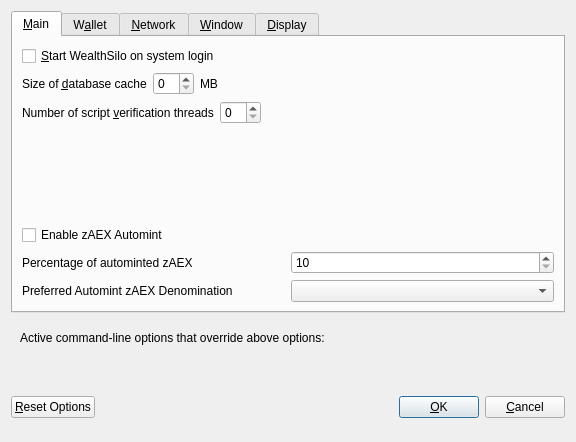
The window that src/qt/forms/optionsdialog.ui (wealth-coin/AeriumX) describes before a commit, drawn with Qt 5.
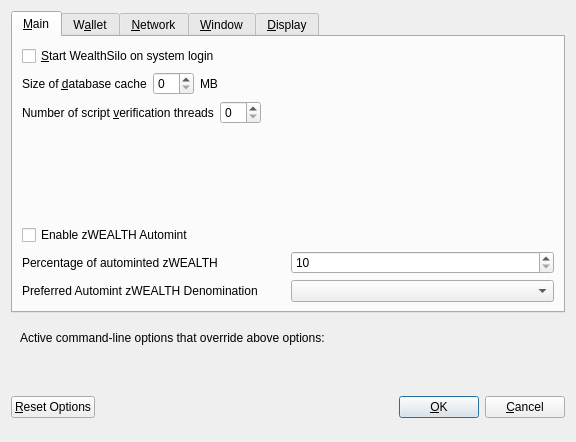
The same window after the commit. Custom widgets are drawn as their Qt base class.

```diff
--- a/src/qt/forms/optionsdialog.ui
+++ b/src/qt/forms/optionsdialog.ui
@@ -139,7 +139,7 @@
           <enum>Qt::LeftToRight</enum>
          </property>
          <property name="text">
-          <string>Enable zAEX Automint</string>
+          <string>Enable zWEALTH Automint</string>
          </property>
         </widget>
        </item>
@@ -151,7 +151,7 @@
             <string>Percentage of incoming AEX which get automatically converted to zAEX via Zerocoin Protocol (min: 10%)</string>
            </property>
            <property name="text">
-            <string>Percentage of autominted zAEX</string>
+            <string>Percentage of autominted zWEALTH</string>
            </property>
           </widget>
          </item>
@@ -184,7 +184,7 @@
             <string>Wait with automatic conversion to Zerocoin until enough AEX for this denomination is available</string>
            </property>
            <property name="text">
-            <string>Preferred Automint zAEX Denomination</string>
+            <string>Preferred Automint zWEALTH Denomination</string>
            </property>
           </widget>
          </item>
```
Left out of the diff: 8 changed lines with no effect on the pictures.
